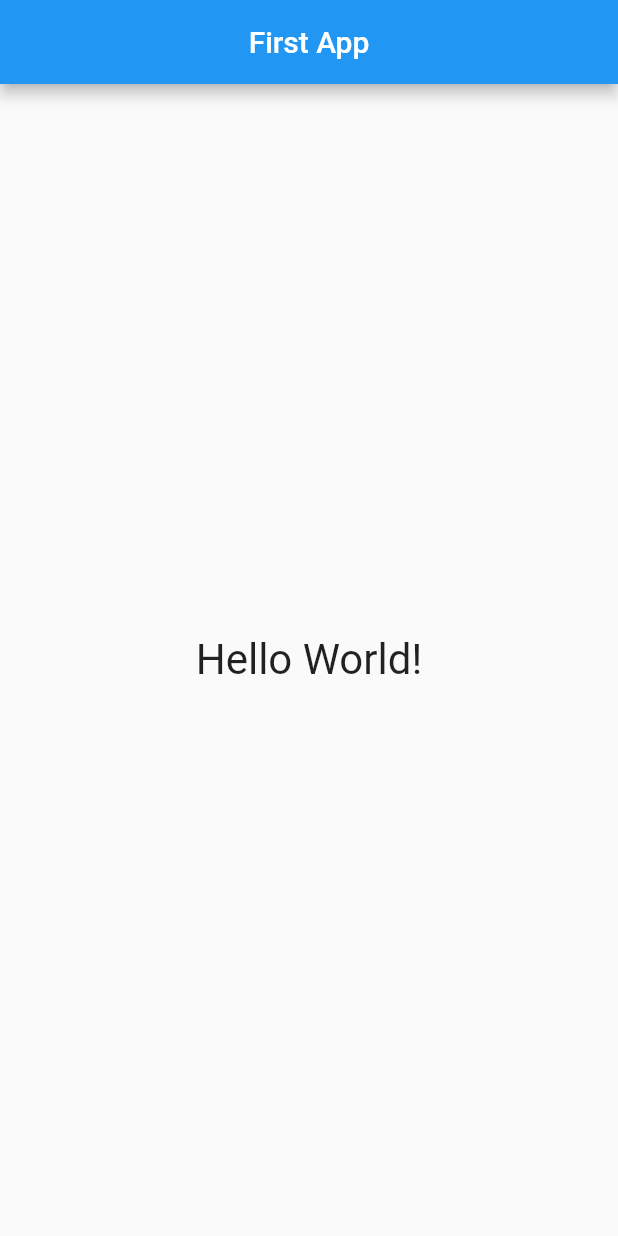
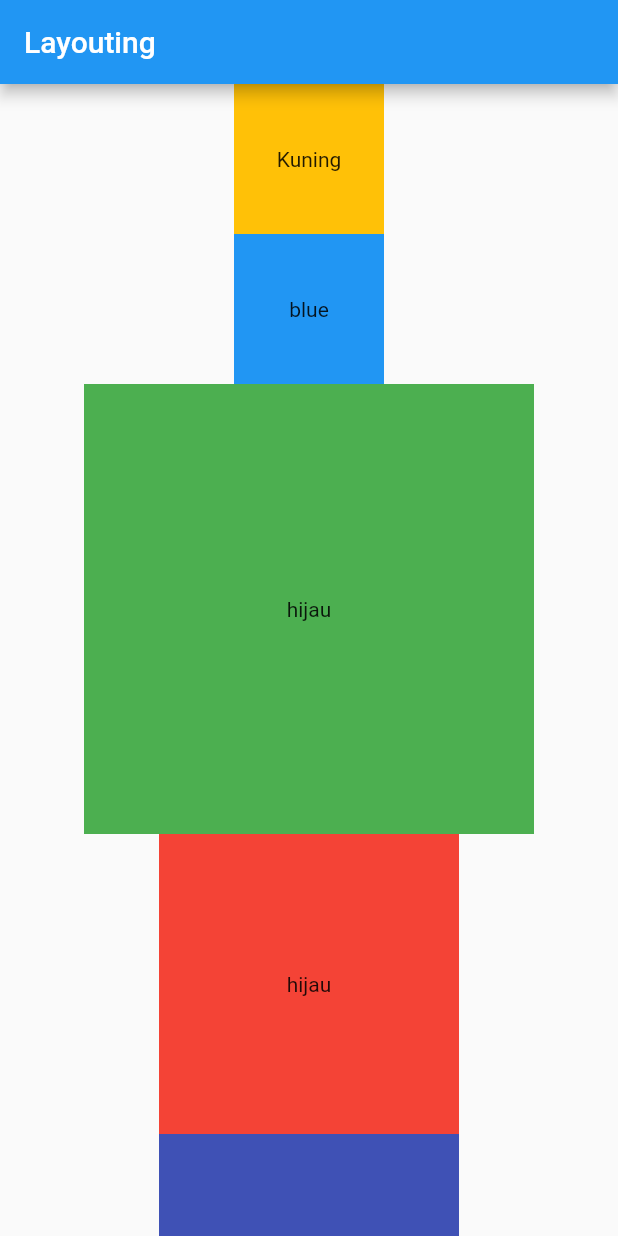
Before and after one commit to rianllauo/Flutter_basic, a Flutter app: the screen it shows after launch, on a phone screen of 412 x 824 dp. Run offline on Flutter 3.47's test engine with Material 2 defaults, Android fonts, the phone set to English and light mode, and no system bars.

Commit message:
layouting

```diff
--- a/lib/main.dart
+++ b/lib/main.dart
@@ -5,22 +5,58 @@ void main() {
 }
 
 class MyApp extends StatelessWidget {
+  const MyApp({super.key});
+
   @override
   Widget build(BuildContext context) {
     return MaterialApp(
       debugShowCheckedModeBanner: false,
       home: Scaffold(
-        appBar: AppBar(
-          title: const Text('First App'),
-          centerTitle: true,
-        ),
-        body: const Center(
-          child: Text(
-            'Hello World!',
-            style: TextStyle(fontSize: 28),
+          appBar: AppBar(
+            title: const Text('Layouting'),
           ),
-        ),
-      ),
+          body: Container(
+            width: double.infinity,
+            child: SingleChildScrollView(
+              scrollDirection: Axis.vertical,
+              child: Column(
+                mainAxisAlignment: MainAxisAlignment.center,
+                crossAxisAlignment: CrossAxisAlignment.center,
+                children: [
+                  Container(
+                    width: 100,
+                    height: 100,
+                    color: Colors.amber,
+                    child: Center(child: Text('Kuning')),
+                  ),
+                  Container(
+                    width: 100,
+                    height: 100,
+                    color: Colors.blue,
+                    child: Center(child: Text('blue')),
+                  ),
+                  Container(
+                    width: 300,
+                    height: 300,
+                    color: Colors.green,
+                    child: Center(child: Text('hijau')),
+                  ),
+                  Container(
+                    width: 200,
+                    height: 200,
+                    color: Colors.red,
+                    child: Center(child: Text('hijau')),
+                  ),
+                  Container(
+                    width: 200,
+                    height: 200,
+                    color: Colors.indigo,
+                    child: Center(child: Text('hijau')),
+                  )
+                ],
+              ),
+            ),
+          )),
     );
   }
 }
```
